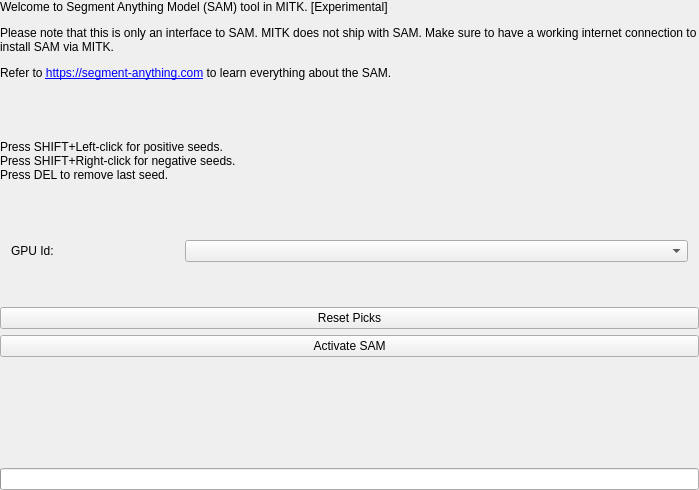
Qt form Modules/SegmentationUI/Qmitk/QmitkSegmentAnythingGUIControls.ui (MITK/MITK) before a commit.
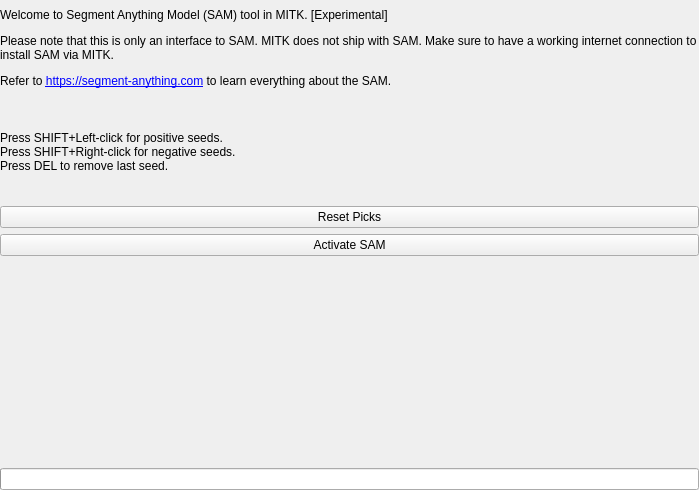
The same form after that commit. Custom widgets are drawn as their Qt base class.

Commit message: Moving GPU selection into MITK Preferences from SAM tool UI

What changed in the file:
```diff
--- a/Modules/SegmentationUI/Qmitk/QmitkSegmentAnythingGUIControls.ui
+++ b/Modules/SegmentationUI/Qmitk/QmitkSegmentAnythingGUIControls.ui
@@ -55,8 +55,7 @@
         </sizepolicy>
        </property>
        <property name="text">
-        <string>&lt;html&gt;&lt;head/&gt;&lt;body&gt;&lt;p&gt;Welcome to Segment Anything Model (SAM) tool in MITK. [Experimental]&lt;/p&gt;&lt;p&gt;Please note that this is only an interface to SAM. MITK does not ship with SAM. Make sure to have a working internet connection to install SAM via MITK.
-		   &lt;/p&gt;&lt;p&gt;Refer to &lt;a href=&quot;https://segment-anything.com/&quot;&gt;&lt;span style=&quot; text-decoration: underline; color:#0000ff;&quot;&gt;https://segment-anything.com&lt;/span&gt;&lt;/a&gt; to learn everything about the SAM.&lt;/p&gt;&lt;p&gt;&lt;br/&gt;&lt;/p&gt;&lt;/body&gt;&lt;/html&gt;</string>
+        <string>&lt;html&gt;&lt;head/&gt;&lt;body&gt;&lt;p&gt;Welcome to Segment Anything Model (SAM) tool in MITK. [Experimental]&lt;/p&gt;&lt;p&gt;Please note that this is only an interface to SAM. MITK does not ship with SAM. Make sure to have a working internet connection to install SAM via MITK. &lt;/p&gt;&lt;p&gt;Refer to &lt;a href=&quot;https://segment-anything.com/&quot;&gt;&lt;span style=&quot; text-decoration: underline; color:#0000ff;&quot;&gt;https://segment-anything.com&lt;/span&gt;&lt;/a&gt; to learn everything about the SAM.&lt;/p&gt;&lt;/body&gt;&lt;/html&gt;</string>
        </property>
        <property name="textFormat">
         <enum>Qt::RichText</enum>
@@ -86,66 +85,6 @@
 
     </layout>
    </item>
-   <item>
-    <widget class="ctkCollapsibleGroupBox" name="advancedGroupBox" native="true">
-     <property name="minimumSize">
-      <size>
-       <width>0</width>
-       <height>0</height>
-      </size>
-     </property>
-     <property name="title" stdset="0">
-      <string>Preferences</string>
-     </property>
-     <property name="flat" stdset="0">
-      <bool>true</bool>
-     </property>
-     <property name="collapsedHeight" stdset="0">
-      <number>5</number>
-     </property>
-     <property name="collapsed" stdset="0">
-      <bool>true</bool>
-     </property>
-     <layout class="QVBoxLayout" name="verticalLayout_4">
-      <item>
-       <layout class="QGridLayout" name="_2">
-        <property name="leftMargin">
-         <number>0</number>
-        </property>
-        <property name="topMargin">
-         <number>0</number>
-        </property>
-        <property name="rightMargin">
-         <number>0</number>
-        </property>
-        <property name="bottomMargin">
-         <number>0</number>
-        </property>
-        <property name="spacing">
-         <number>6</number>
-        </property>
-        <item row="0" column="0">
-         <widget class="QLabel" name="gpuSpinLabel">
-          <property name="sizePolicy">
-           <sizepolicy hsizetype="Preferred" vsizetype="Preferred">
-            <horstretch>0</horstretch>
-            <verstretch>0</verstretch>
-           </sizepolicy>
-          </property>
-          <property name="text">
-           <string>GPU Id:</string>
-          </property>
-         </widget>
-        </item>
-        <item row="0" column="1" colspan="3">
-         <widget class="ctkComboBox" name="gpuComboBox"/>
-        </item>
-		
-       </layout>
-      </item>
-     </layout>
-    </widget>
-   </item>
    <item>
     <widget class="QPushButton" name="resetButton">
      <property name="sizePolicy">
```
Left out of the diff: 9 changed lines with no effect on the pictures. The commit also changes 5 other files.
